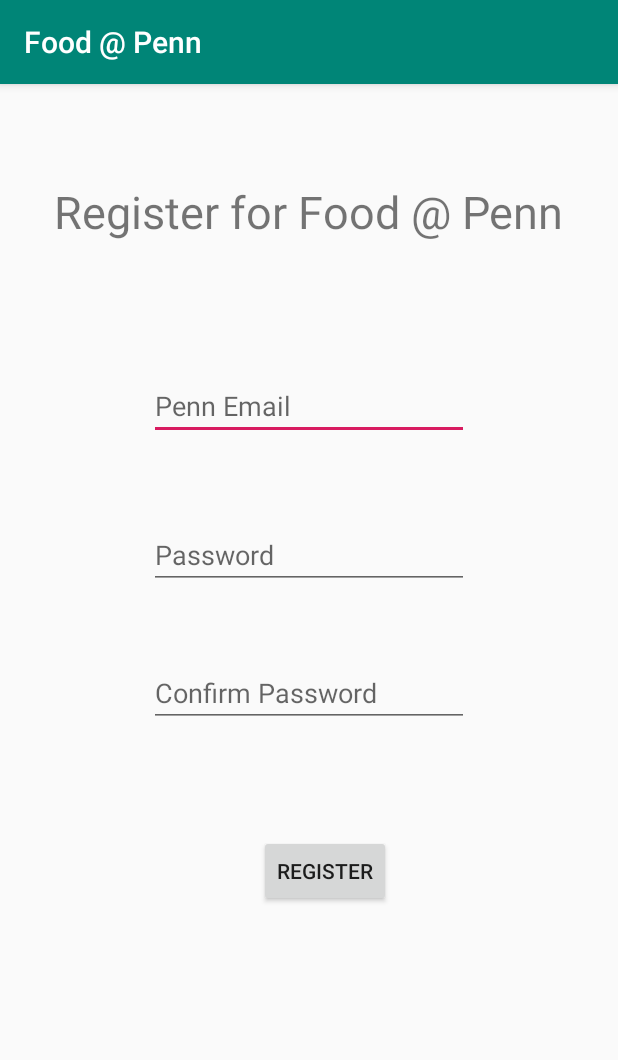
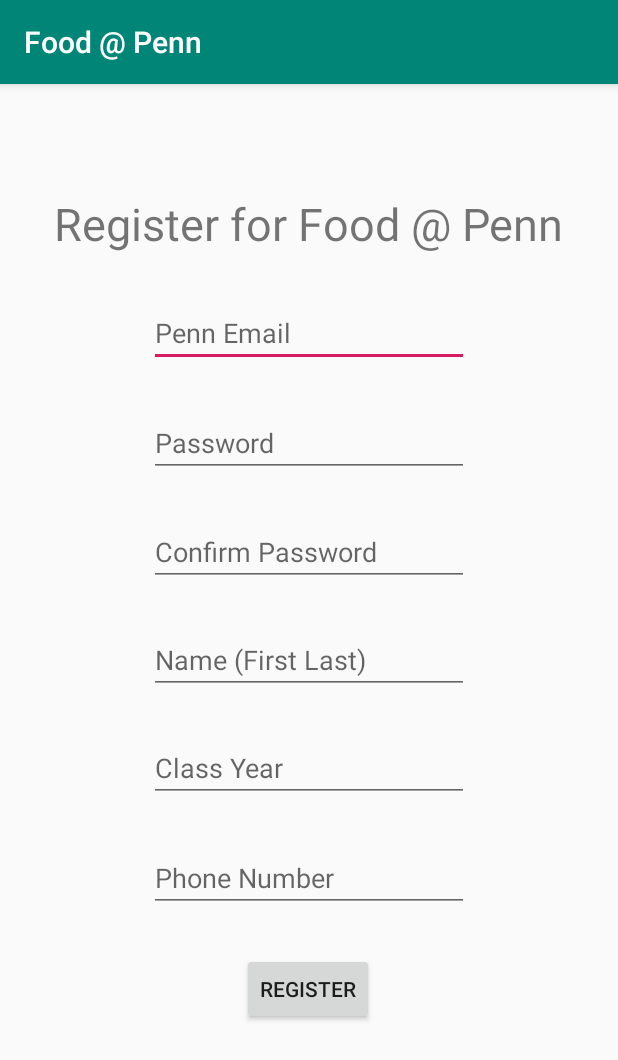
Before and after one commit to robintan98/food-at-penn, an Android app: the screen it shows after launch (RegistrationActivity), after a tap on "CREATE ACCOUNT", on a phone screen of 412 x 824 dp. Shown: the top 1060 px of the screen. Run offline under Robolectric (Android 15) with nearby library versions, the phone set to English and light mode, and no system bars.

Commit message:
Move the files into a proper package structure; Created the basis of modifying files

```diff
--- a/FoodPenn/app/src/main/AndroidManifest.xml
+++ b/FoodPenn/app/src/main/AndroidManifest.xml
@@ -9,15 +9,15 @@
         android:roundIcon="@mipmap/ic_launcher_round"
         android:supportsRtl="true"
         android:theme="@style/AppTheme">
-        <activity android:name=".MainActivity">
+        <activity android:name="com.foodatpenn.MainActivity">
             <intent-filter>
                 <action android:name="android.intent.action.MAIN" />
 
                 <category android:name="android.intent.category.LAUNCHER" />
             </intent-filter>
         </activity>
-        <activity android:name=".LandingPageActivity" />
-        <activity android:name=".RegistrationActivity" />
+        <activity android:name="com.foodatpenn.LandingPageActivity" />
+        <activity android:name="com.foodatpenn.RegistrationActivity" />
     </application>
 
 </manifest>
--- a/FoodPenn/app/src/main/java/com/example/foodpenn/RegistrationStore.java
+++ /dev/null
@@ -1,7 +0,0 @@
-package com.example.foodpenn;
-
-public interface RegistrationStore {
-    public void addUser(String name, String password);
-    public boolean verifyLogin(String name, String password);
-    public boolean accountExists(String name);
-}
--- a/FoodPenn/app/src/main/java/com/example/foodpenn/RegistrationStoreLocal.java
+++ /dev/null
@@ -1,43 +0,0 @@
-package com.example.foodpenn;
-
-import java.util.HashMap;
-
-public class RegistrationStoreLocal implements RegistrationStore{
-
-    HashMap<String, String> data;
-    static RegistrationStore instance = new RegistrationStoreLocal();
-
-
-    private RegistrationStoreLocal () {
-        data  = new HashMap<String, String>();
-    }
-
-    public static RegistrationStore getInstance() {
-        return instance;
-    }
-
-    @Override
-    public void addUser(String name, String password) {
-        data.put(name, password);
-    }
-
-    @Override
-    public boolean verifyLogin(String name, String password) {
-        if (name == null) {
-            return false;
-        }
-        String passwordActual = data.get(name);
-        if (password == null || passwordActual == null || !password.equals(passwordActual)) {
-            return false;
-        }
-        return true;
-    }
-
-    @Override
-    public boolean accountExists(String name) {
-        if (name != null) {
-            return data.containsKey(name);
-        }
-        throw new NullPointerException("Null username");
-    }
-}
--- /dev/null
+++ b/FoodPenn/app/src/main/java/com/foodatpenn/ModifyPageActivity.java
@@ -0,0 +1,6 @@
+package com.foodatpenn;
+
+import androidx.appcompat.app.AppCompatActivity;
+
+public class ModifyPageActivity extends AppCompatActivity {
+}
--- a/FoodPenn/app/src/main/java/com/example/foodpenn/RegistrationActivity.java
+++ b/FoodPenn/app/src/main/java/com/foodatpenn/RegistrationActivity.java
@@ -1,18 +1,22 @@
-package com.example.foodpenn;
+package com.foodatpenn;
 
 import android.os.Bundle;
-import android.os.PersistableBundle;
 import android.view.View;
 import android.widget.EditText;
 import android.widget.Toast;
 
-import androidx.annotation.Nullable;
 import androidx.appcompat.app.AppCompatActivity;
 
+import com.example.foodpenn.R;
+import com.foodatpenn.data.RegistrationStore;
+import com.foodatpenn.data.RegistrationStoreLocal;
+
 public class RegistrationActivity extends AppCompatActivity {
-    RegistrationStore users; //Will be implemented with singleton once we have the server running
-    EditText userName;
+    RegistrationStore users;
+    EditText userName, name;
     EditText password, confirmPassword;
+    EditText phone;
+    EditText year;
 
     @Override
     protected void onCreate(Bundle savedInstanceState) {
@@ -22,21 +26,37 @@ public class RegistrationActivity extends AppCompatActivity {
         userName = findViewById(R.id.newUsername);
         password = findViewById(R.id.newPassword);
         confirmPassword = findViewById(R.id.newPasswordConfirm);
+        name = findViewById(R.id.name);
+        phone = findViewById(R.id.phone);
+        year = findViewById(R.id.year);
     }
 
     public void checkCreateAccount(View view) {
         String newPassword = password.getText().toString();
         String newPasswordConfirm = confirmPassword.getText().toString();
         String newEmail = userName.getText().toString();
+        String newName = name.getText().toString();
+        String phoneNum = phone.getText().toString();
+        String classYear = year.getText().toString();
         if (newEmail.length() < 10 || !newEmail.substring(newEmail.length()-9).equals("upenn.edu")){
             printMessage("Please use a valid Penn Email");
         } else if (users.accountExists(newEmail)) {
             printMessage("Email already in use");
         } else if (!newPassword.equals(newPasswordConfirm)) {
             printMessage("Passwords must match");
+        } else if (newPassword.length() < 8) {
+            printMessage("Passwords must be at least 8 characters in length");
+        } else if (newPassword.length() < 8) {
+            printMessage("Passwords must be at least 8 characters in length");
+        } else if (newName.trim().length() < 3) {
+            printMessage("Please enter your name");
+        } else if (phoneNum.length() < 10) {
+            printMessage("Please enter a valid phone number");
+        } else if (classYear.length() != 4) {
+            printMessage("Please enter your class year as ####");
         } else {
 
-            users.addUser(newEmail, newPassword);
+            users.addUser(newEmail, newPassword, newName.trim(), new Integer(classYear), phoneNum);
             printMessage("Success!");
             finishActivity(3);
             finish();
--- /dev/null
+++ b/FoodPenn/app/src/main/java/com/foodatpenn/data/RegistrationStore.java
@@ -0,0 +1,10 @@
+package com.foodatpenn.data;
+
+public interface RegistrationStore {
+    public void addUser(String email, String password, String name, int year, String phone);
+    public boolean verifyLogin(String name, String password);
+    public boolean accountExists(String name);
+    public String getName(String email);
+    public int getClassYear(String email);
+    public String getPhone(String email);
+}
--- a/FoodPenn/app/src/main/res/layout/activity_main.xml
+++ b/FoodPenn/app/src/main/res/layout/activity_main.xml
@@ -6,7 +6,7 @@
     android:layout_height="match_parent"
     android:background="#FFFFFF"
     android:backgroundTint="#FFFFFF"
-    tools:context=".MainActivity">
+    tools:context="com.foodatpenn.MainActivity">
 
     <TextView
         android:id="@+id/textView"
--- a/FoodPenn/app/src/main/res/layout/activity_registration.xml
+++ b/FoodPenn/app/src/main/res/layout/activity_registration.xml
@@ -16,7 +16,7 @@
         app:layout_constraintEnd_toEndOf="parent"
         app:layout_constraintStart_toStartOf="parent"
         app:layout_constraintTop_toTopOf="parent"
-        app:layout_constraintVertical_bias="0.089" />
+        app:layout_constraintVertical_bias="0.1" />
 
     <Button
         android:id="@+id/button"
@@ -26,10 +26,10 @@
         android:text="Register"
         app:layout_constraintBottom_toBottomOf="parent"
         app:layout_constraintEnd_toEndOf="parent"
-        app:layout_constraintHorizontal_bias="0.532"
+        app:layout_constraintHorizontal_bias="0.498"
         app:layout_constraintStart_toStartOf="parent"
         app:layout_constraintTop_toTopOf="parent"
-        app:layout_constraintVertical_bias="0.695" />
+        app:layout_constraintVertical_bias="0.805" />
 
     <EditText
         android:id="@+id/newUsername"
@@ -42,7 +42,7 @@
         app:layout_constraintEnd_toEndOf="parent"
         app:layout_constraintStart_toStartOf="parent"
         app:layout_constraintTop_toTopOf="parent"
-        app:layout_constraintVertical_bias="0.266" />
+        app:layout_constraintVertical_bias="0.198" />
 
     <EditText
         android:id="@+id/newPassword"
@@ -55,7 +55,7 @@
         app:layout_constraintEnd_toEndOf="parent"
         app:layout_constraintStart_toStartOf="parent"
         app:layout_constraintTop_toTopOf="parent"
-        app:layout_constraintVertical_bias="0.403" />
+        app:layout_constraintVertical_bias="0.3" />
 
     <EditText
         android:id="@+id/newPasswordConfirm"
@@ -68,5 +68,43 @@
         app:layout_constraintEnd_toEndOf="parent"
         app:layout_constraintStart_toStartOf="parent"
         app:layout_constraintTop_toTopOf="parent"
-        app:layout_constraintVertical_bias="0.53" />
+        app:layout_constraintVertical_bias="0.4" />
+
+    <EditText
+        android:id="@+id/name"
+        android:layout_width="wrap_content"
+        android:layout_height="wrap_content"
+        android:ems="10"
+        android:hint="Name (First Last)"
+        android:inputType="textPersonName"
+        app:layout_constraintBottom_toBottomOf="parent"
+        app:layout_constraintEnd_toEndOf="parent"
+        app:layout_constraintStart_toStartOf="parent"
+        app:layout_constraintTop_toTopOf="parent" />
+
+    <EditText
+        android:id="@+id/year"
+        android:layout_width="wrap_content"
+        android:layout_height="wrap_content"
+        android:ems="10"
+        android:hint="Class Year"
+        android:inputType="number"
+        app:layout_constraintBottom_toBottomOf="parent"
+        app:layout_constraintEnd_toEndOf="parent"
+        app:layout_constraintStart_toStartOf="parent"
+        app:layout_constraintTop_toTopOf="parent"
+        app:layout_constraintVertical_bias="0.6" />
+
+    <EditText
+        android:id="@+id/phone"
+        android:layout_width="wrap_content"
+        android:layout_height="wrap_content"
+        android:ems="10"
+        android:hint="Phone Number"
+        android:inputType="phone"
+        app:layout_constraintBottom_toBottomOf="parent"
+        app:layout_constraintEnd_toEndOf="parent"
+        app:layout_constraintStart_toStartOf="parent"
+        app:layout_constraintTop_toTopOf="parent"
+        app:layout_constraintVertical_bias="0.701" />
 </androidx.constraintlayout.widget.ConstraintLayout>
```
Also changed, not shown: FoodPenn/app/src/main/java/com/example/foodpenn/LandingPageActivity.java (deleted, +0 -15 lines), FoodPenn/app/src/main/java/com/foodatpenn/LandingPageActivity.java (added, +35 -0 lines), FoodPenn/app/src/main/java/com/foodatpenn/MainActivity.java (renamed from FoodPenn/app/src/main/java/com/example/foodpenn/MainActivity.java, +6 -1 lines), FoodPenn/app/src/main/java/com/foodatpenn/data/RegistrationStoreLocal.java (added, +62 -0 lines), FoodPenn/app/src/main/java/com/foodatpenn/data/User.java (added, +50 -0 lines), FoodPenn/app/src/main/res/layout/activity_landing_page.xml (+15 -2 lines).
